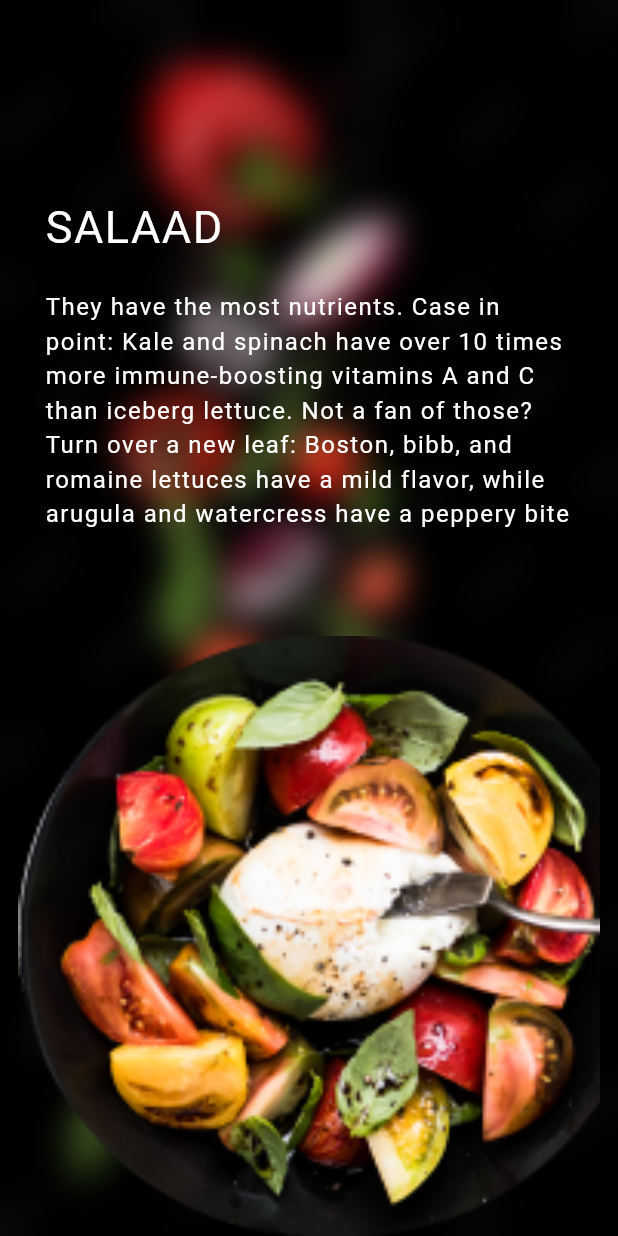
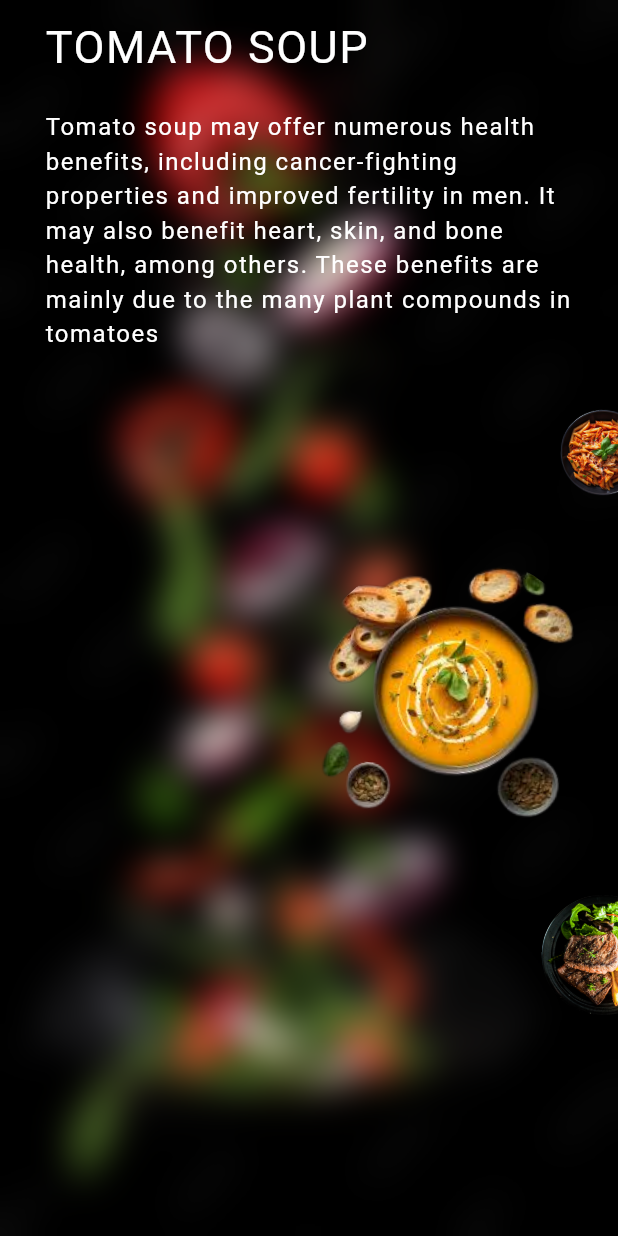
Before and after one commit to lakkabathinidivya/traversal_slider, a Flutter app: the screen it shows after launch, on a phone screen of 412 x 824 dp. Run offline on Flutter 3.47's test engine with Material 3 defaults, Android fonts, the phone set to English and light mode, and no system bars.

Commit message:
Bug fixes

```diff
--- a/example/lib/homepage.dart
+++ b/example/lib/homepage.dart
@@ -62,7 +62,8 @@ class _HomePageState extends State<HomePage>
 
   @override
   Widget build(BuildContext context) {
-    return Scaffold(
+    return SafeArea(
+      child: Scaffold(
         backgroundColor: Colors.black,
         body: Container(
           width: double.maxFinite,
@@ -79,12 +80,12 @@ class _HomePageState extends State<HomePage>
               child: Column(
                 crossAxisAlignment: CrossAxisAlignment.start,
                 children: [
-                const SizedBox(
-                  height: 120,
-                ),
+                  // const SizedBox(
+                  //   height: 120,
+                  // ),
                   Padding(
-                  padding:
-                      const EdgeInsets.symmetric(horizontal: 30, vertical: 10),
+                    padding: const EdgeInsets.symmetric(
+                        horizontal: 30, vertical: 10),
                     child: Text(
                       foodNames[currentIndex].title,
                       style: const TextStyle(
@@ -92,8 +93,8 @@ class _HomePageState extends State<HomePage>
                     ),
                   ),
                   Padding(
-                  padding:
-                      const EdgeInsets.symmetric(horizontal: 30, vertical: 10),
+                    padding: const EdgeInsets.symmetric(
+                        horizontal: 30, vertical: 10),
                     child: Text(
                       foodNames[currentIndex].description,
                       style: const TextStyle(
@@ -101,20 +102,23 @@ class _HomePageState extends State<HomePage>
                     ),
                   ),
                   const Spacer(),
+
                   TraversalSlider(
                     widgets: List.generate(
                       foodImages.length,
                       (index) => Image.asset(
-                      foodImages[currentIndex],
+                        foodImages[index],
                         fit: BoxFit.cover,
                       ),
                     ),
+                    sliderType: SliderType.multipleViewSlider,
                     onIndexChanged: (value) {
                       currentIndex = value;
                       setState(() {});
                     },
                   ),
                 ],
+              ),
             ),
           ),
         ),
--- a/lib/src/slider_enum.dart
+++ b/lib/src/slider_enum.dart
@@ -1 +1 @@
-enum SliderType { bottomSlider, centerSlider }
+enum SliderType { singleViewSlider, multipleViewSlider }
--- a/lib/src/traversal_slider.dart
+++ b/lib/src/traversal_slider.dart
@@ -20,7 +20,7 @@ class TraversalSlider extends StatefulWidget {
     super.key,
     required this.widgets,
     required this.onIndexChanged,
-    this.sliderType = SliderType.bottomSlider,
+    this.sliderType = SliderType.multipleViewSlider,
   });
 
   @override
@@ -30,54 +30,39 @@ class TraversalSlider extends StatefulWidget {
 class _TraversalSliderState extends State<TraversalSlider>
     with SingleTickerProviderStateMixin {
   double _turns = 0.0;
-  double _rotationAngle = 0.0;
   late AnimationController controller;
   var isClicked = false;
-  int currentIndex = 1;
-  late Timer _timer;
+  int currentIndex = 0;
+  Timer? _timer;
 
   _startTimer() {
-    _timer = Timer(const Duration(milliseconds: 1000), () => isClicked = false);
+    _timer = Timer(const Duration(milliseconds: 500), () => isClicked = false);
   }
 
   void rotateAndDisplayNextImage({int? index}) {
+    if (widget.sliderType == SliderType.singleViewSlider) {
       if (isClicked == false) {
+        isClicked = true;
         _startTimer();
-      isClicked = true;
-      // Your other code which you want to execute on click.
-
-      if (widget.sliderType == SliderType.bottomSlider) {
         setState(() {
           _turns += 1;
-          print('prints --$_turns');
-
-          // Rotate by 90 degrees
-          //controller.forward(from: );
+          currentIndex = (currentIndex + 1) % widget.widgets.length;
         });
-
-        // Delay displaying the next image until the rotation animation is complete
-        Future.delayed(controller.duration!, () {
-          setState(() {
-            currentIndex = (currentIndex + 1) % widget.widgets.length;
-            _rotationAngle = 10; // Reset rotation angle
-          });
-        });
+        widget.onIndexChanged(currentIndex);
       }
     } else {
       currentIndex = index ?? 0;
-      //setState(() {});
+      setState(() {});
+      widget.onIndexChanged(currentIndex);
     }
-
-    widget.onIndexChanged(currentIndex);
   }
 
   @override
   void initState() {
     controller = AnimationController(
       vsync: this,
-
       duration: const Duration(
-          milliseconds: 1000), // Adjust animation duration as needed
+          milliseconds: 500), // Adjust animation duration as needed
     );
     super.initState();
   }
@@ -85,17 +70,21 @@ class _TraversalSliderState extends State<TraversalSlider>
   @override
   void dispose() {
     controller.dispose();
+    if (_timer != null) {
+      _timer!.cancel();
+    }
+
     super.dispose();
   }
 
   @override
   Widget build(BuildContext context) {
-    return widget.sliderType == SliderType.centerSlider
+    return widget.sliderType == SliderType.multipleViewSlider
         ? Transform.rotate(
             alignment: Alignment.centerRight,
             angle: math.pi / 2,
             child: Align(
-              alignment: Alignment.center,
+              alignment: Alignment.bottomRight,
               child: Container(
                 color: Colors.transparent,
                 height: 300,
@@ -110,7 +99,6 @@ class _TraversalSliderState extends State<TraversalSlider>
                     );
                   },
                   curveScale: 100,
-                  horizontalPadding: 0.4,
                   middleItemScaleRatio: 2.5,
                   onChangeStart: (index, reason) {
                     rotateAndDisplayNextImage(index: index);
@@ -121,7 +109,11 @@ class _TraversalSliderState extends State<TraversalSlider>
                       child: ClipRRect(
                         borderRadius: BorderRadius.circular(40),
                         child: SizedBox(
-                                height: 80, child: widget.widgets[i])));
+                          height: 80,
+                          child: widget.widgets[i],
+                        ),
+                      ),
+                    );
                   },
                   itemCount: widget.widgets.length,
                 ),
@@ -129,11 +121,8 @@ class _TraversalSliderState extends State<TraversalSlider>
             ),
           )
         : Container(
+            margin: const EdgeInsets.only(bottom: 10),
             alignment: Alignment.bottomRight,
-            child: AnimatedRotation(
-              alignment: Alignment.bottomCenter,
-              turns: _turns,
-              duration: const Duration(seconds: 1),
             child: InkWell(
               onTap: rotateAndDisplayNextImage,
               child: ClipRect(
@@ -145,12 +134,13 @@ class _TraversalSliderState extends State<TraversalSlider>
                       return AnimatedRotation(
                         alignment: Alignment.bottomCenter,
                         turns: _turns,
-                            duration: const Duration(seconds: 1),
+                        duration: const Duration(milliseconds: 500),
                         child: SizedBox(
-                                height: 400,
-                                child: widget.widgets[currentIndex]));
+                          height: 300,
+                          child: widget.widgets[currentIndex],
+                        ),
+                      );
                     },
-                    ),
                   ),
                 ),
               ),
--- a/lib/traversal_slider.dart
+++ b/lib/traversal_slider.dart
@@ -1,3 +1,4 @@
 library traversal_slider;
 
 export 'src/traversal_slider.dart';
+export 'src/slider_enum.dart';
```
Also changed, not shown: 2 other files. Lines whose indentation alone changed are shown as unchanged.
